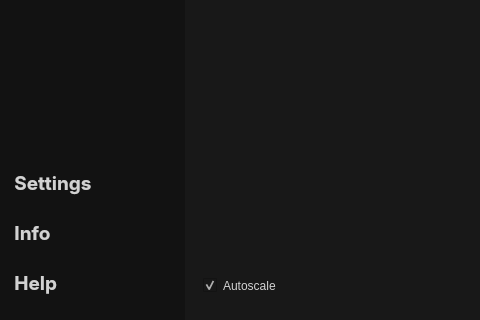
Qt form FormulaStudent/mainwindow.ui (XRuRuX/FormulaStudentQT) before a commit; both pictures show x 0 to 480 and y 253 to 573 of the 1066 by 573 pixel window.
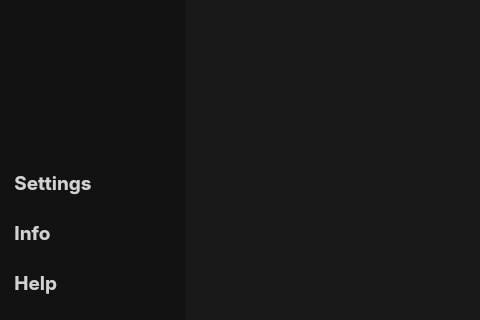
The same form after that commit. The open tabs and pages were chosen to show the change. Icons and pictures are not drawn. Custom widgets are drawn as their Qt base class.

Commit message: Removed autoscale(not working). Further developed in the future

The edit to the form file:
```diff
--- a/FormulaStudent/mainwindow.ui
+++ b/FormulaStudent/mainwindow.ui
@@ -744,19 +744,6 @@
               <string notr="true"/>
              </property>
              <layout class="QHBoxLayout" name="horizontalLayout_4">
-              <item>
-               <widget class="QCheckBox" name="autoScaleSelectorCheckBox">
-                <property name="styleSheet">
-                 <string notr="true"/>
-                </property>
-                <property name="text">
-                 <string>Autoscale</string>
-                </property>
-                <property name="checked">
-                 <bool>true</bool>
-                </property>
-               </widget>
-              </item>
               <item>
                <spacer name="horizontalSpacer_4">
                 <property name="orientation">
```
Left out of the diff: 2 changed lines with no effect on the pictures. The commit also changes 6 other files.
